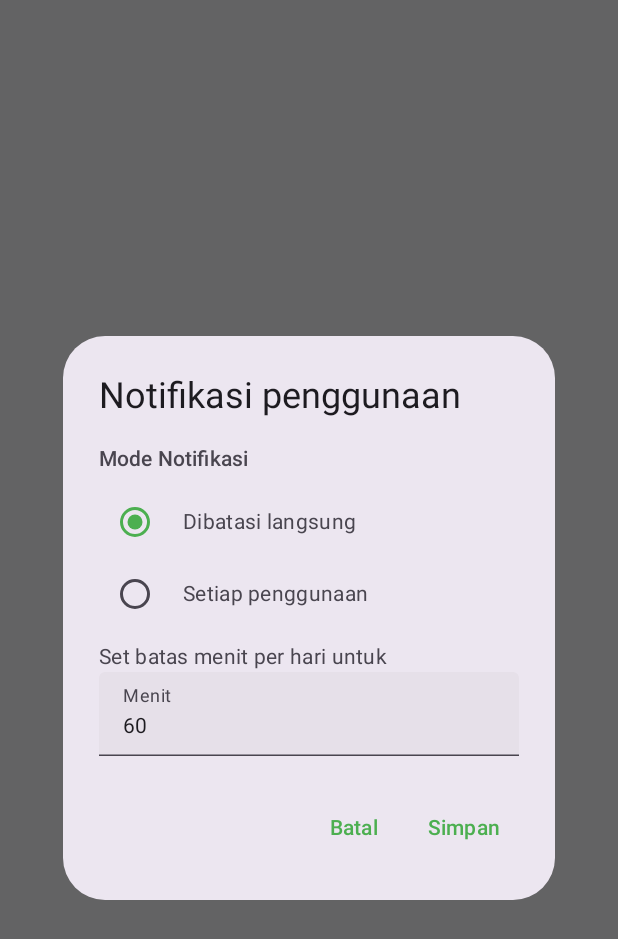
After one commit to septiandr/brainrush-app, an Android app built with Jetpack Compose: the composable NotificationSettingsDialog called with empty values, on a phone screen of 412 x 824 dp. The commit adds this screen. Shown: the top 939 px of the screen. Run offline under Robolectric (Android 15) with nearby library versions, the light colour scheme and no system bars; 1 statement that could not run was skipped.

Commit message:
notifkasi mode

```diff
--- a/app/src/main/java/com/ga/brainrush/MainActivity.kt
+++ b/app/src/main/java/com/ga/brainrush/MainActivity.kt
@@ -17,6 +17,8 @@ import com.ga.brainrush.alerts.UsageAlertScheduler
 import com.ga.brainrush.ui.detail.DetailScreen
 import com.ga.brainrush.ui.home.HomeScreen
 import com.ga.brainrush.ui.theme.BrainrushTheme
+import com.ga.brainrush.alerts.NotificationOpenHelper
+import com.ga.brainrush.data.util.UsageStatsHelper
 
 class MainActivity : ComponentActivity() {
     override fun onCreate(savedInstanceState: Bundle?) {
@@ -26,6 +28,10 @@ class MainActivity : ComponentActivity() {
         // Inisialisasi channel notifikasi & scheduler periodic usage check
         NotificationHelper.createChannels(this)
         UsageAlertScheduler.ensurePeriodicWork(this)
+        // Trigger notifikasi saat aplikasi dibuka sesuai mode
+        if (UsageStatsHelper.hasUsagePermission(this)) {
+            NotificationOpenHelper.notifyOnAppOpen(this)
+        }
         setContent {
             BrainrushTheme {
                 // Request POST_NOTIFICATIONS on Android 13+
--- /dev/null
+++ b/app/src/main/java/com/ga/brainrush/ui/detail/NotificationSettingsDialog.kt
@@ -0,0 +1,123 @@
+package com.ga.brainrush.ui.detail
+
+import androidx.compose.foundation.layout.Column
+import androidx.compose.foundation.layout.Spacer
+import androidx.compose.foundation.layout.height
+import androidx.compose.foundation.layout.width
+import androidx.compose.material3.AlertDialog
+import androidx.compose.material3.MaterialTheme
+import androidx.compose.material3.RadioButton
+import androidx.compose.material3.Text
+import androidx.compose.material3.TextButton
+import androidx.compose.material3.TextField
+import androidx.compose.runtime.Composable
+import androidx.compose.runtime.mutableStateOf
+import androidx.compose.runtime.remember
+import androidx.compose.ui.Alignment
+import androidx.compose.ui.Modifier
+import androidx.compose.ui.unit.dp
+import androidx.compose.foundation.layout.Row
+import androidx.compose.ui.platform.LocalContext
+import androidx.compose.foundation.text.KeyboardOptions
+import androidx.compose.ui.text.input.KeyboardType
+import com.ga.brainrush.alerts.NotificationModeStore
+import com.ga.brainrush.alerts.UsageAlertScheduler
+import com.ga.brainrush.alerts.UsageThresholdStore
+
+@Composable
+fun NotificationSettingsDialog(pkg: String, onDismiss: () -> Unit) {
+    val context = LocalContext.current
+
+    var selectedMode = remember { mutableStateOf(NotificationModeStore.getMode(context, pkg) ?: NotificationModeStore.MODE_IMMEDIATE) }
+    var limitText = remember {
+        val defaultInterval = (NotificationModeStore.getIntervalMinutes(context, pkg) ?: 5).toString()
+        val defaultThreshold = (UsageThresholdStore.getThreshold(context, pkg) ?: 60).toString()
+        mutableStateOf(if (selectedMode.value == NotificationModeStore.MODE_INTERVAL) defaultInterval else defaultThreshold)
+    }
+    var inputError = remember { mutableStateOf<String?>(null) }
+
+    fun appLabelFor(packageName: String): String {
+        return try {
+            val pm = context.packageManager
+            val appInfo = pm.getApplicationInfo(packageName, 0)
+            pm.getApplicationLabel(appInfo).toString()
+        } catch (e: Exception) {
+            packageName.substringAfterLast('.')
+        }
+    }
+
+    AlertDialog(
+        onDismissRequest = {
+            onDismiss()
+            inputError.value = null
+        },
+        title = { Text("Notifikasi penggunaan") },
+        text = {
+            Column {
+                Text("Mode Notifikasi", style = MaterialTheme.typography.titleSmall)
+                Spacer(Modifier.height(8.dp))
+                Row(verticalAlignment = Alignment.CenterVertically) {
+                    RadioButton(
+                        selected = selectedMode.value == NotificationModeStore.MODE_IMMEDIATE,
+                        onClick = {
+                            selectedMode.value = NotificationModeStore.MODE_IMMEDIATE
+                        }
+                    )
+                    Spacer(Modifier.width(8.dp))
+                    Text("Dibatasi langsung")
+                }
+                Row(verticalAlignment = Alignment.CenterVertically) {
+                    RadioButton(
+                        selected = selectedMode.value == NotificationModeStore.MODE_INTERVAL,
+                        onClick = {
+                            selectedMode.value = NotificationModeStore.MODE_INTERVAL
+                        }
+                    )
+                    Spacer(Modifier.width(8.dp))
+                    Text("Setiap penggunaan")
+                }
+                Spacer(Modifier.height(8.dp))
+                val label = if (selectedMode.value == NotificationModeStore.MODE_INTERVAL) {
+                    "Set batas menit per penggunaan untuk ${appLabelFor(pkg)}"
+                } else {
+                    "Set batas menit per hari untuk ${appLabelFor(pkg)}"
+                }
+                Text(label)
+                TextField(
+                    value = limitText.value,
+                    onValueChange = {
+                        limitText.value = it.filter { ch -> ch.isDigit() }.take(4)
+                    },
+                    label = { Text("Menit") },
+                    keyboardOptions = KeyboardOptions(keyboardType = KeyboardType.Number)
+                )
+                inputError.value?.let {
+                    Spacer(Modifier.height(8.dp))
+                    Text(it, color = MaterialTheme.colorScheme.error, style = MaterialTheme.typography.labelSmall)
+                }
+            }
+        },
+        confirmButton = {
+            TextButton(onClick = {
+                val v = limitText.value.toIntOrNull()
+                if (v == null || v <= 0) {
+                    inputError.value = "Masukkan menit > 0"
+                } else {
+                    if (selectedMode.value == NotificationModeStore.MODE_INTERVAL) {
+                        NotificationModeStore.setMode(context, pkg, NotificationModeStore.MODE_INTERVAL)
+                        NotificationModeStore.setIntervalMinutes(context, pkg, v)
+                    } else {
+                        UsageThresholdStore.setThreshold(context, pkg, v)
+                        NotificationModeStore.setMode(context, pkg, NotificationModeStore.MODE_IMMEDIATE)
+                    }
+                    UsageAlertScheduler.ensurePeriodicWork(context)
+                    inputError.value = null
+                    onDismiss()
+                }
+            }) { Text("Simpan") }
+        },
+        dismissButton = {
+            TextButton(onClick = { onDismiss(); inputError.value = null }) { Text("Batal") }
+        }
+    )
+}
```
Also changed, not shown: app/src/main/java/com/ga/brainrush/alerts/NotificationHelper.kt (+27 -21 lines), app/src/main/java/com/ga/brainrush/alerts/NotificationModeStore.kt (added, +75 -0 lines), app/src/main/java/com/ga/brainrush/alerts/NotificationOpenHelper.kt (added, +37 -0 lines), app/src/main/java/com/ga/brainrush/alerts/UsageCheckWorker.kt (+28 -6 lines), app/src/main/java/com/ga/brainrush/ui/detail/DetailScreen.kt (+94 -94 lines).
